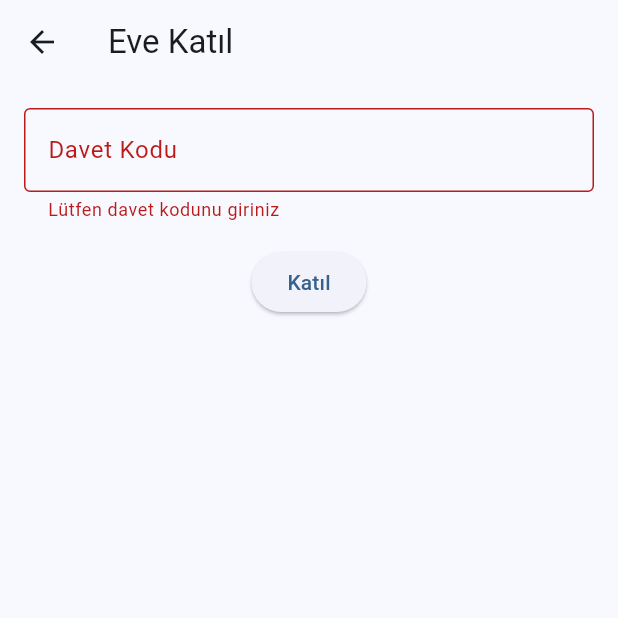
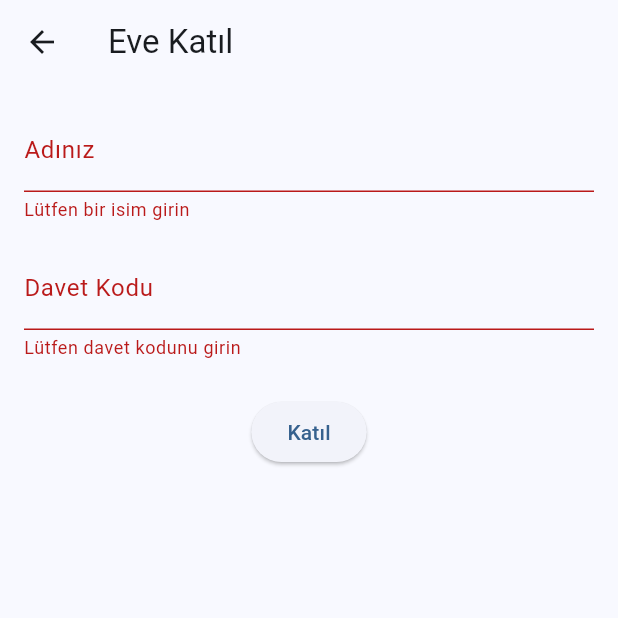
Before and after one commit to ysntopbas/home_eco, a Flutter app: the JoinHouseScreen screen opened directly, after a tap on "Katıl", on a phone screen of 412 x 824 dp, the top half of it. Run offline on Flutter 3.47's test engine with Material 3 defaults, Android fonts, the light colour scheme and no system bars; our stand-ins replace cloud_firestore, firebase_core, shared_preferences; accounts and stored records are empty.

Commit message:
Add house members feature and improve home screen UI

```diff
--- /dev/null
+++ b/lib/models/house_member.dart
@@ -0,0 +1,9 @@
+class HouseMember {
+  final String id;
+  final String name;
+
+  HouseMember({
+    required this.id,
+    required this.name,
+  });
+}
--- a/lib/screens/join_house_screen.dart
+++ b/lib/screens/join_house_screen.dart
@@ -10,6 +10,7 @@ class JoinHouseScreen extends StatefulWidget {
 
 class _JoinHouseScreenState extends State<JoinHouseScreen> {
   final _formKey = GlobalKey<FormState>();
+  final _nameController = TextEditingController();
   final _codeController = TextEditingController();
 
   @override
@@ -25,36 +26,49 @@ class _JoinHouseScreenState extends State<JoinHouseScreen> {
           child: Column(
             children: [
               TextFormField(
-                controller: _codeController,
+                controller: _nameController,
                 decoration: const InputDecoration(
-                  labelText: 'Davet Kodu',
-                  border: OutlineInputBorder(),
+                  labelText: 'Adınız',
+                  hintText: 'Ev üyeleri arasında görünecek isminiz',
                 ),
                 validator: (value) {
                   if (value == null || value.isEmpty) {
-                    return 'Lütfen davet kodunu giriniz';
+                    return 'Lütfen bir isim girin';
                   }
                   return null;
                 },
               ),
               const SizedBox(height: 16),
+              TextFormField(
+                controller: _codeController,
+                decoration: const InputDecoration(
+                  labelText: 'Davet Kodu',
+                  hintText: 'Ev sahibinden aldığınız davet kodu',
+                ),
+                validator: (value) {
+                  if (value == null || value.isEmpty) {
+                    return 'Lütfen davet kodunu girin';
+                  }
+                  return null;
+                },
+              ),
+              const SizedBox(height: 24),
               ElevatedButton(
                 onPressed: () async {
                   if (_formKey.currentState!.validate()) {
                     try {
                       final firebaseService = FirebaseService();
-                      await firebaseService.joinHouse(_codeController.text);
-
+                      await firebaseService.joinHouse(
+                        _codeController.text,
+                        _nameController.text,
+                      );
                       if (mounted) {
-                        ScaffoldMessenger.of(context).showSnackBar(
-                          const SnackBar(content: Text('Eve başarıyla katıldınız')),
-                        );
                         Navigator.of(context).pop();
                       }
                     } catch (e) {
                       if (mounted) {
                         ScaffoldMessenger.of(context).showSnackBar(
-                          SnackBar(content: Text('Hata: ${e.toString()}')),
+                          SnackBar(content: Text(e.toString())),
                         );
                       }
                     }
```
Also changed, not shown: lib/main.dart (+64 -16 lines), lib/services/firebase_service.dart (+35 -1 lines).
